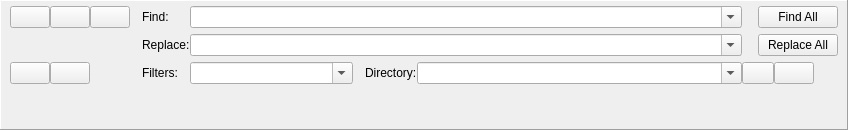
Old version of the form src/finder/WFindReqWidget.ui in the repository marcinmagier/wolverine.
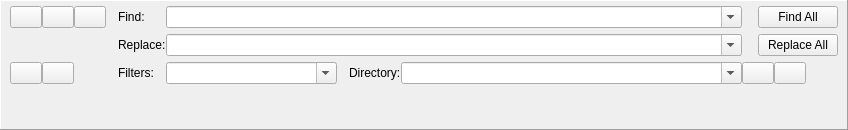
New version of the form. The open tabs and pages were chosen to show the change.

Commit message: update find buttons size

Diff of the .ui file:
```diff
--- a/src/finder/WFindReqWidget.ui
+++ b/src/finder/WFindReqWidget.ui
@@ -483,6 +483,12 @@
       </item>
       <item row="2" column="11">
        <widget class="QPushButton" name="btn2CurrentDir">
+        <property name="maximumSize">
+         <size>
+          <width>32</width>
+          <height>27</height>
+         </size>
+        </property>
         <property name="text">
          <string/>
         </property>
@@ -503,6 +509,12 @@
       </item>
       <item row="2" column="0">
        <widget class="QPushButton" name="btn2InSubDirs">
+        <property name="maximumSize">
+         <size>
+          <width>32</width>
+          <height>27</height>
+         </size>
+        </property>
         <property name="text">
          <string/>
         </property>
@@ -513,6 +525,12 @@
       </item>
       <item row="2" column="1">
        <widget class="QPushButton" name="btn2InHiddenDirs">
+        <property name="maximumSize">
+         <size>
+          <width>32</width>
+          <height>27</height>
+         </size>
+        </property>
         <property name="text">
          <string/>
         </property>
@@ -530,6 +548,12 @@
       </item>
       <item row="0" column="2">
        <widget class="QPushButton" name="btn2Regexp">
+        <property name="maximumSize">
+         <size>
+          <width>32</width>
+          <height>27</height>
+         </size>
+        </property>
         <property name="text">
          <string/>
         </property>
@@ -556,6 +580,18 @@
       </item>
       <item row="0" column="0">
        <widget class="QPushButton" name="btn2CaseSensitive">
+        <property name="sizePolicy">
+         <sizepolicy hsizetype="Minimum" vsizetype="Minimum">
+          <horstretch>0</horstretch>
+          <verstretch>0</verstretch>
+         </sizepolicy>
+        </property>
+        <property name="maximumSize">
+         <size>
+          <width>32</width>
+          <height>27</height>
+         </size>
+        </property>
         <property name="text">
          <string/>
         </property>
@@ -566,6 +602,12 @@
       </item>
       <item row="0" column="1">
        <widget class="QPushButton" name="btn2Words">
+        <property name="maximumSize">
+         <size>
+          <width>32</width>
+          <height>27</height>
+         </size>
+        </property>
         <property name="text">
          <string/>
         </property>
```
Left out of the diff: 82 changed lines with no effect on the pictures. The commit also changes 6 other files.
